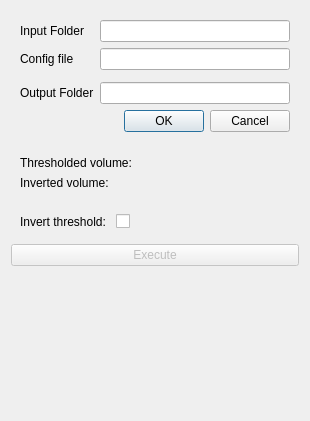
Old version of the form CryoablationModule-main/CryoablationMonitoring/Resources/UI/CryoablationMonitoring.ui in the repository igangavaram/SlicerCryoablationMonitoring.
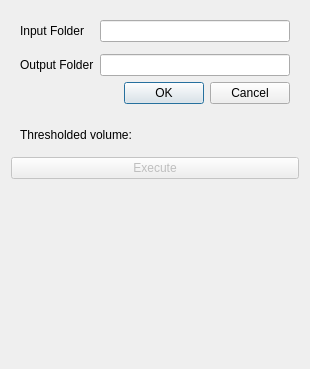
New version of the form. Custom widgets are drawn as their Qt base class.

Diff of the .ui file:
```diff
--- a/CryoablationModule-main/CryoablationMonitoring/Resources/UI/CryoablationMonitoring.ui
+++ b/CryoablationModule-main/CryoablationMonitoring/Resources/UI/CryoablationMonitoring.ui
@@ -7,7 +7,7 @@
     <x>0</x>
     <y>0</y>
     <width>310</width>
-    <height>421</height>
+    <height>369</height>
    </rect>
   </property>
   <layout class="QVBoxLayout" name="verticalLayout">
@@ -27,21 +27,7 @@
       <item row="1" column="1">
        <widget class="QLineEdit" name="inputPathEdit"/>
       </item>
-      <item row="3" column="0">
-       <widget class="QLabel" name="label_6">
-        <property name="text">
-         <string>Config file</string>
-        </property>
-       </widget>
-      </item>
       <item row="3" column="1">
-       <widget class="QLineEdit" name="configPathEdit">
-        <property name="text">
-         <string/>
-        </property>
-       </widget>
-      </item>
-      <item row="4" column="1">
        <widget class="qMRMLNodeComboBox" name="inputSelector" native="true">
         <property name="toolTip">
          <string>Pick the input to the algorithm.</string>
@@ -62,17 +48,17 @@
         </property>
        </widget>
       </item>
-      <item row="5" column="0">
+      <item row="4" column="0">
        <widget class="QLabel" name="label">
         <property name="text">
          <string>Output Folder</string>
         </property>
        </widget>
       </item>
-      <item row="5" column="1">
+      <item row="4" column="1">
        <widget class="QLineEdit" name="outputPathEdit"/>
       </item>
-      <item row="6" column="1">
+      <item row="5" column="1">
        <widget class="QDialogButtonBox" name="buttonBox">
         <property name="standardButtons">
          <set>QDialogButtonBox::Cancel|QDialogButtonBox::Ok</set>
@@ -88,14 +74,14 @@
       <string>Outputs</string>
      </property>
      <layout class="QFormLayout" name="formLayout_4">
-      <item row="0" column="0">
+      <item row="1" column="0">
        <widget class="QLabel" name="label_2">
         <property name="text">
          <string>Thresholded volume:</string>
         </property>
        </widget>
       </item>
-      <item row="0" column="1">
+      <item row="1" column="1">
        <widget class="qMRMLNodeComboBox" name="outputSelector" native="true">
         <property name="toolTip">
          <string>Pick the output to the algorithm.</string>
@@ -119,66 +105,6 @@
         </property>
        </widget>
       </item>
-      <item row="1" column="0">
-       <widget class="QLabel" name="label_5">
-        <property name="text">
-         <string>Inverted volume:</string>
-        </property>
-       </widget>
-      </item>
-      <item row="1" column="1">
-       <widget class="qMRMLNodeComboBox" name="invertedOutputSelector" native="true">
-        <property name="toolTip">
-         <string>Result with inverted threshold will be written into this volume</string>
-        </property>
-        <property name="nodeTypes" stdset="0">
-         <stringlist>
-          <string>vtkMRMLScalarVolumeNode</string>
-         </stringlist>
-        </property>
-        <property name="showChildNodeTypes" stdset="0">
-         <bool>false</bool>
-        </property>
-        <property name="noneEnabled" stdset="0">
-         <bool>true</bool>
-        </property>
-        <property name="addEnabled" stdset="0">
-         <bool>true</bool>
-        </property>
-        <property name="removeEnabled" stdset="0">
-         <bool>true</bool>
-        </property>
-       </widget>
-      </item>
-     </layout>
-    </widget>
-   </item>
-   <item>
-    <widget class="ctkCollapsibleButton" name="advancedCollapsibleButton" native="true">
-     <property name="text" stdset="0">
-      <string>Advanced</string>
-     </property>
-     <property name="collapsed" stdset="0">
-      <bool>true</bool>
-     </property>
-     <layout class="QFormLayout" name="formLayout_3">
-      <item row="0" column="0">
-       <widget class="QLabel" name="label_4">
-        <property name="text">
-         <string>Invert threshold: </string>
-        </property>
-       </widget>
-      </item>
-      <item row="0" column="1">
-       <widget class="QCheckBox" name="invertOutputCheckBox">
-        <property name="toolTip">
-         <string>If checked, values above threshold are set to 0. If unchecked, values below are set to 0.</string>
-        </property>
-        <property name="text">
-         <string/>
-        </property>
-       </widget>
-      </item>
      </layout>
     </widget>
    </item>
```
Left out of the diff: 48 changed lines with no effect on the pictures.
